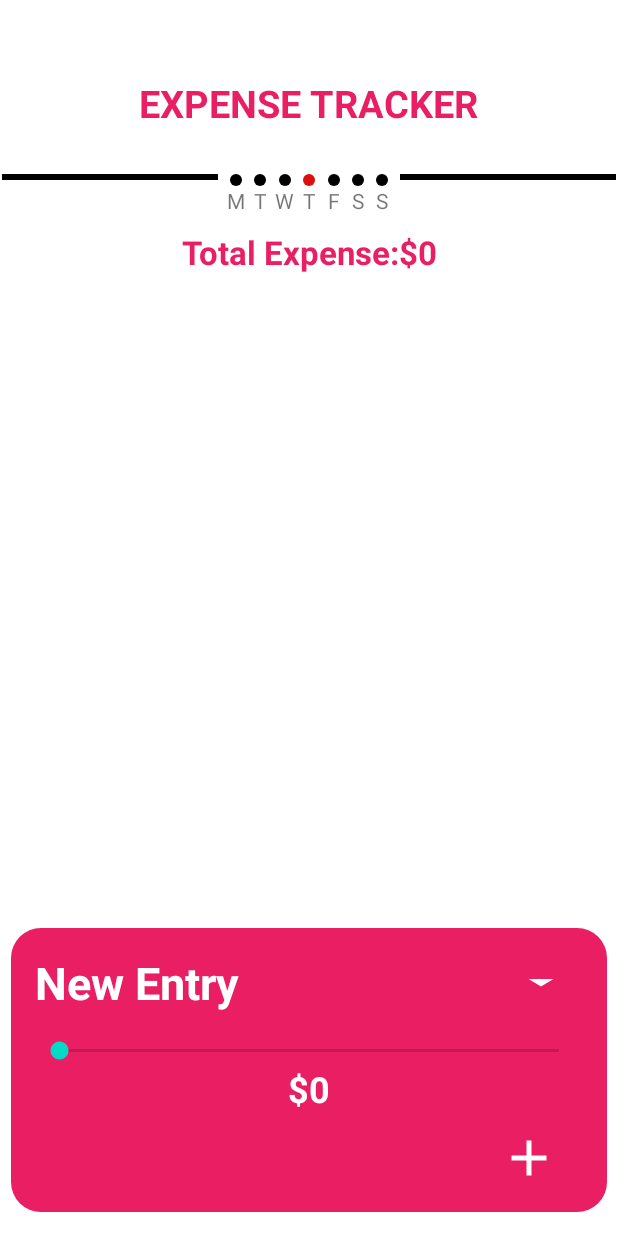
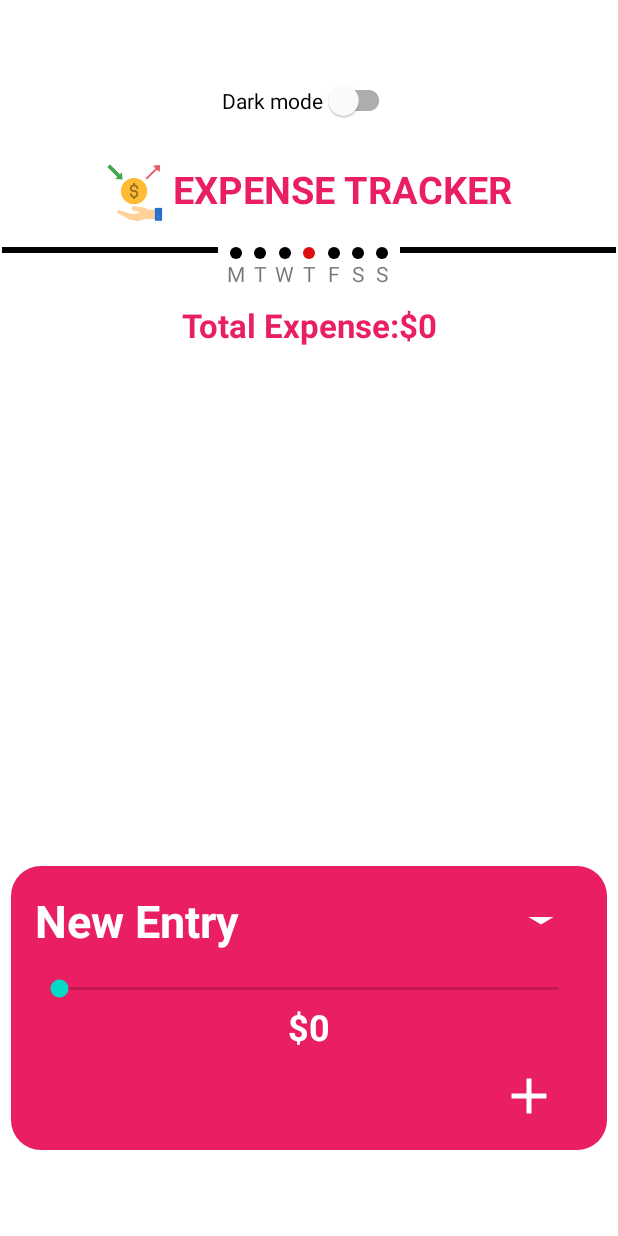
Before and after one commit to ozancanguz/Expense-Tracker, an Android app: the screen it shows after launch (MainActivity), after a tap on "New Entry", on a phone screen of 412 x 824 dp. Run offline under Robolectric (Android 15) with nearby library versions, the phone set to English and light mode, and no system bars; our stand-ins replace Dagger/Hilt's generated code, Room's generated code.

Commit message:
-dark mode added

```diff
--- a/app/src/main/java/com/example/expense_tracker/ui/MainActivity.kt
+++ b/app/src/main/java/com/example/expense_tracker/ui/MainActivity.kt
@@ -1,7 +1,9 @@
 package com.example.expense_tracker.ui
 
+import android.content.res.Configuration
 import androidx.appcompat.app.AppCompatActivity
 import android.os.Bundle
+import androidx.appcompat.app.AppCompatDelegate
 import com.example.expense_tracker.R
 import com.example.expense_tracker.databinding.ActivityMainBinding
 import dagger.hilt.android.AndroidEntryPoint
@@ -17,4 +19,12 @@ class MainActivity : AppCompatActivity() {
         supportActionBar?.hide()
 
     }
+
+    override fun onConfigurationChanged(newConfig: Configuration) {
+        super.onConfigurationChanged(newConfig)
+        // This ensures that the activity will change to night mode immediately
+        // if the user switches from the app to the system dark mode.
+        AppCompatDelegate.setDefaultNightMode(AppCompatDelegate.MODE_NIGHT_FOLLOW_SYSTEM)
+    }
+
 }
--- a/app/src/main/java/com/example/expense_tracker/ui/fragments/ListFragment.kt
+++ b/app/src/main/java/com/example/expense_tracker/ui/fragments/ListFragment.kt
@@ -1,5 +1,6 @@
 package com.example.expense_tracker.ui.fragments
 
+import android.app.Activity
 import android.graphics.Color
 import android.graphics.PorterDuff
 import android.icu.util.Calendar
@@ -10,7 +11,7 @@ import android.view.LayoutInflater
 import android.view.View
 import android.view.ViewGroup
 import android.widget.SeekBar
-import androidx.core.content.ContextCompat
+import androidx.appcompat.app.AppCompatDelegate
 import androidx.fragment.app.viewModels
 import androidx.lifecycle.Observer
 import androidx.recyclerview.widget.LinearLayoutManager
@@ -34,6 +35,22 @@ class ListFragment : Fragment() {
     private val expenseListadapter=ExpenseListAdapter()
 
     private var totalExpense: Int = 0
+
+
+    override fun onViewCreated(view: View, savedInstanceState: Bundle?) {
+
+        val darkModeSwitch = binding.darkModeSwitch
+        darkModeSwitch.setOnCheckedChangeListener { _, isChecked ->
+            if (isChecked) {
+                AppCompatDelegate.setDefaultNightMode(AppCompatDelegate.MODE_NIGHT_YES)
+            } else {
+                AppCompatDelegate.setDefaultNightMode(AppCompatDelegate.MODE_NIGHT_NO)
+            }
+        }
+
+        super.onViewCreated(view, savedInstanceState)
+    }
+
 
 
 
@@ -65,10 +82,17 @@ class ListFragment : Fragment() {
         binding.totalExpenseText.setOnClickListener {
             listviewmodel.deleteAllExpenses()
         }
+
+
+
+
+
         return view
 
 
     }
+
+
 
     private fun observeExpenseLiveData() {
         listviewmodel.expenseList.observe(viewLifecycleOwner, Observer {
@@ -134,26 +158,44 @@ class ListFragment : Fragment() {
         val seekBar = binding.seekbar
         val seekBarTextView = binding.seekbarTextView
         val addIcon = binding.addIcon
-     // Set initial visibility of the seek bar and add icon to gone
+
+        // Set initial visibility of the seek bar and add icon to gone
         seekBar.visibility = View.GONE
         seekBarTextView.visibility = View.GONE
         addIcon.visibility = View.GONE
 
-           // Set OnClickListener to the card view
+        // Set OnClickListener to the card view
         cardView.setOnClickListener {
             if (seekBar.visibility == View.GONE) {
                 // Expand the card view
+                seekBar.translationY = seekBar.height.toFloat()
                 seekBar.visibility = View.VISIBLE
+                seekBar.animate().translationY(0f).setDuration(200).start()
+
+                seekBarTextView.translationY = seekBarTextView.height.toFloat()
                 seekBarTextView.visibility = View.VISIBLE
+                seekBarTextView.animate().translationY(0f).setDuration(200).start()
+
+                addIcon.translationY = addIcon.height.toFloat()
                 addIcon.visibility = View.VISIBLE
+                addIcon.animate().translationY(0f).setDuration(200).start()
             } else {
                 // Collapse the card view
-                seekBar.visibility = View.GONE
-                seekBarTextView.visibility = View.GONE
-                addIcon.visibility = View.GONE
+                seekBar.animate().translationY(seekBar.height.toFloat()).setDuration(200).withEndAction {
+                    seekBar.visibility = View.GONE
+                }.start()
+
+                seekBarTextView.animate().translationY(seekBarTextView.height.toFloat()).setDuration(200).withEndAction {
+                    seekBarTextView.visibility = View.GONE
+                }.start()
+
+                addIcon.animate().translationY(addIcon.height.toFloat()).setDuration(200).withEndAction {
+                    addIcon.visibility = View.GONE
+                }.start()
             }
         }
     }
+
 
     private fun currentDayChangeDot() {
         // Get the current day of the week (1 = Sunday, 2 = Monday, etc.)
--- a/app/src/main/res/layout/fragment_list.xml
+++ b/app/src/main/res/layout/fragment_list.xml
@@ -4,9 +4,32 @@
     android:layout_height="wrap_content"
     xmlns:tools="http://schemas.android.com/tools"
     xmlns:app="http://schemas.android.com/apk/res-auto"
-    android:layout_marginTop="50dp"
+    android:layout_marginTop="40dp"
     tools:context=".ui.fragments.ListFragment"
     android:orientation="vertical">
+
+    <com.google.android.material.switchmaterial.SwitchMaterial
+        android:id="@+id/darkModeSwitch"
+        android:layout_width="wrap_content"
+        android:layout_height="wrap_content"
+        android:text="Dark mode"
+        android:checked="false"
+        android:layout_gravity="center_horizontal"
+        android:padding="16dp" />
+
+
+
+    <LinearLayout
+        android:layout_width="match_parent"
+        android:layout_height="wrap_content"
+        android:gravity="center_horizontal"
+        android:orientation="horizontal"
+        android:padding="16dp">
+
+        <ImageView
+            android:layout_width="40dp"
+            android:layout_height="40dp"
+            android:src="@drawable/expensetracker2" />
 
         <TextView
             android:layout_width="wrap_content"
@@ -16,8 +39,11 @@
             android:textSize="25sp"
             android:textStyle="bold"
             android:textColor="#E91E63"
-        android:layout_marginBottom="30sp"
-        android:layout_gravity="center_horizontal"/>
+            android:layout_marginStart="5dp" />
+
+    </LinearLayout>
+
+
 
     <LinearLayout
         android:layout_width="match_parent"
@@ -205,7 +231,7 @@
     <androidx.recyclerview.widget.RecyclerView
         android:id="@+id/listRv"
         android:layout_width="wrap_content"
-        android:layout_height="430dp"
+        android:layout_height="340dp"
         tools:listitem="@layout/expense_row_layout" />
 
     <RelativeLayout
--- a/app/src/main/res/values-night/themes.xml
+++ b/app/src/main/res/values-night/themes.xml
@@ -2,12 +2,12 @@
     <!-- Base application theme. -->
     <style name="Theme.ExpenseTracker" parent="Theme.MaterialComponents.DayNight.DarkActionBar">
         <!-- Primary brand color. -->
-        <item name="colorPrimary">@color/purple_200</item>
-        <item name="colorPrimaryVariant">@color/purple_700</item>
-        <item name="colorOnPrimary">@color/black</item>
+        <item name="colorPrimary">@color/purple_500</item>
+        <item name="colorPrimaryVariant">#DC0C52</item>
+        <item name="colorOnPrimary">@color/white</item>
         <!-- Secondary brand color. -->
         <item name="colorSecondary">@color/teal_200</item>
-        <item name="colorSecondaryVariant">@color/teal_200</item>
+        <item name="colorSecondaryVariant">@color/teal_700</item>
         <item name="colorOnSecondary">@color/black</item>
         <!-- Status bar color. -->
         <item name="android:statusBarColor">?attr/colorPrimaryVariant</item>
```
Also changed, not shown: app/src/main/res/drawable/expensetracker.png (added), app/src/main/res/drawable/expensetracker2.png (added). Lines whose indentation alone changed are shown as unchanged.
